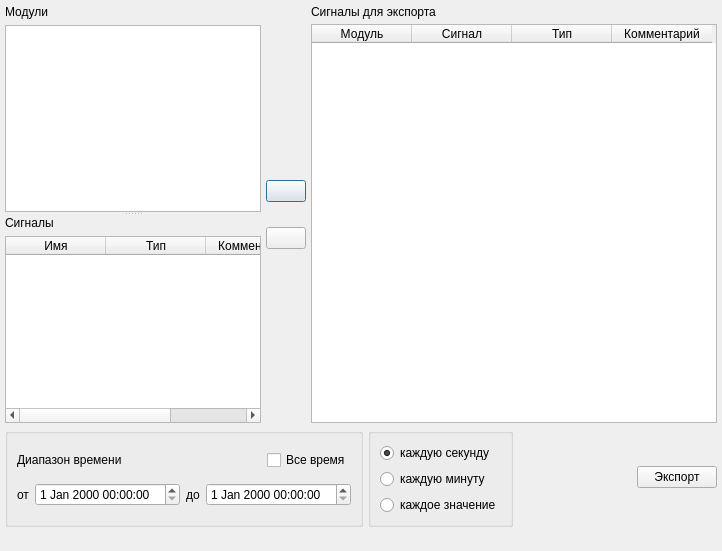
Above: src/SVExportDialog/forms/export_dialog.ui from Tyill/SVisual before the change. Below: the same form after it.
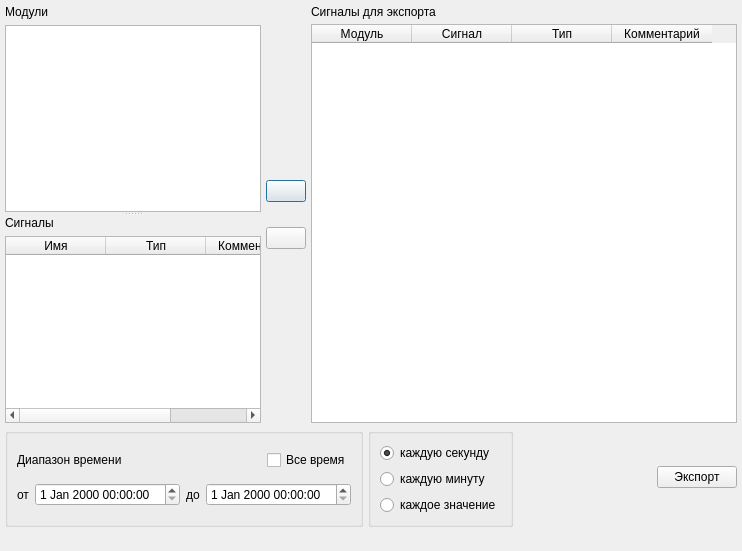
That is the form after the change. Icons and pictures are not drawn.

Diff of the .ui file:
```diff
--- a/src/SVExportDialog/forms/export_dialog.ui
+++ b/src/SVExportDialog/forms/export_dialog.ui
@@ -6,7 +6,7 @@
    <rect>
     <x>0</x>
     <y>0</y>
-    <width>722</width>
+    <width>742</width>
     <height>551</height>
    </rect>
   </property>
```
Left out of the diff: 6 changed lines with no effect on the pictures.
